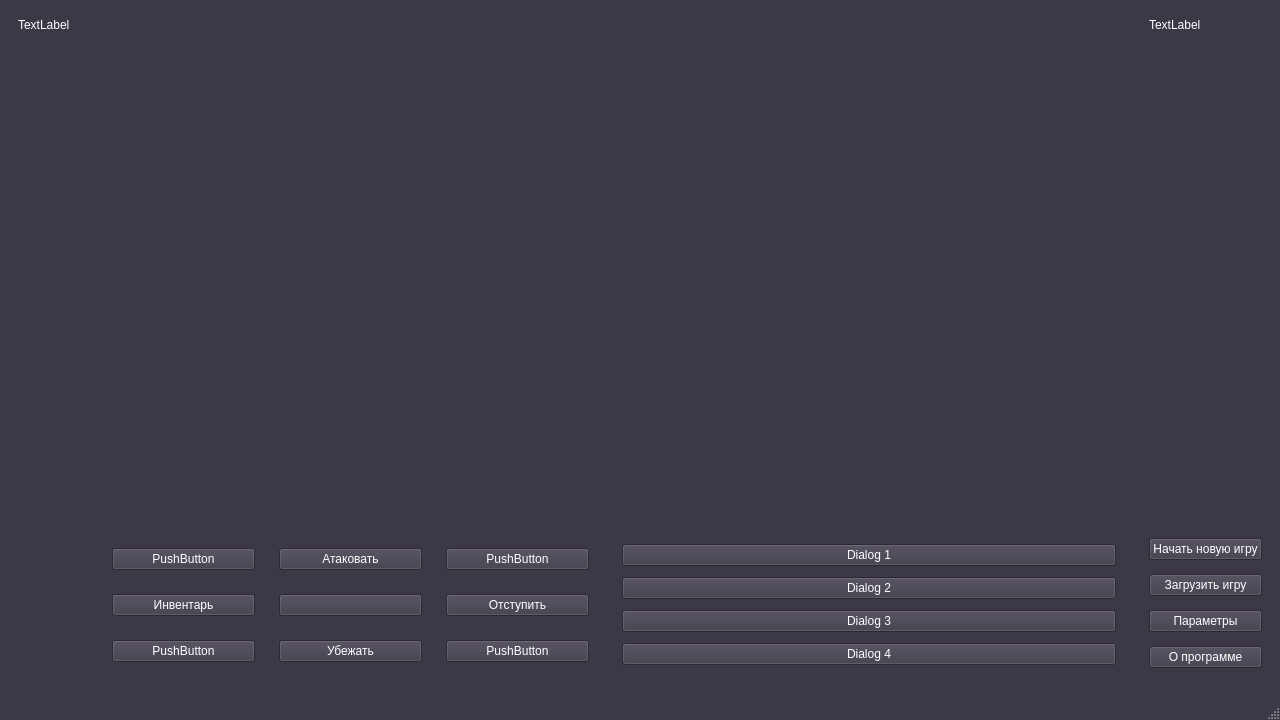
Before: the Qt Designer form mainwindow.ui in WinNice98/CyberGrottenspel, drawn with Qt 5.
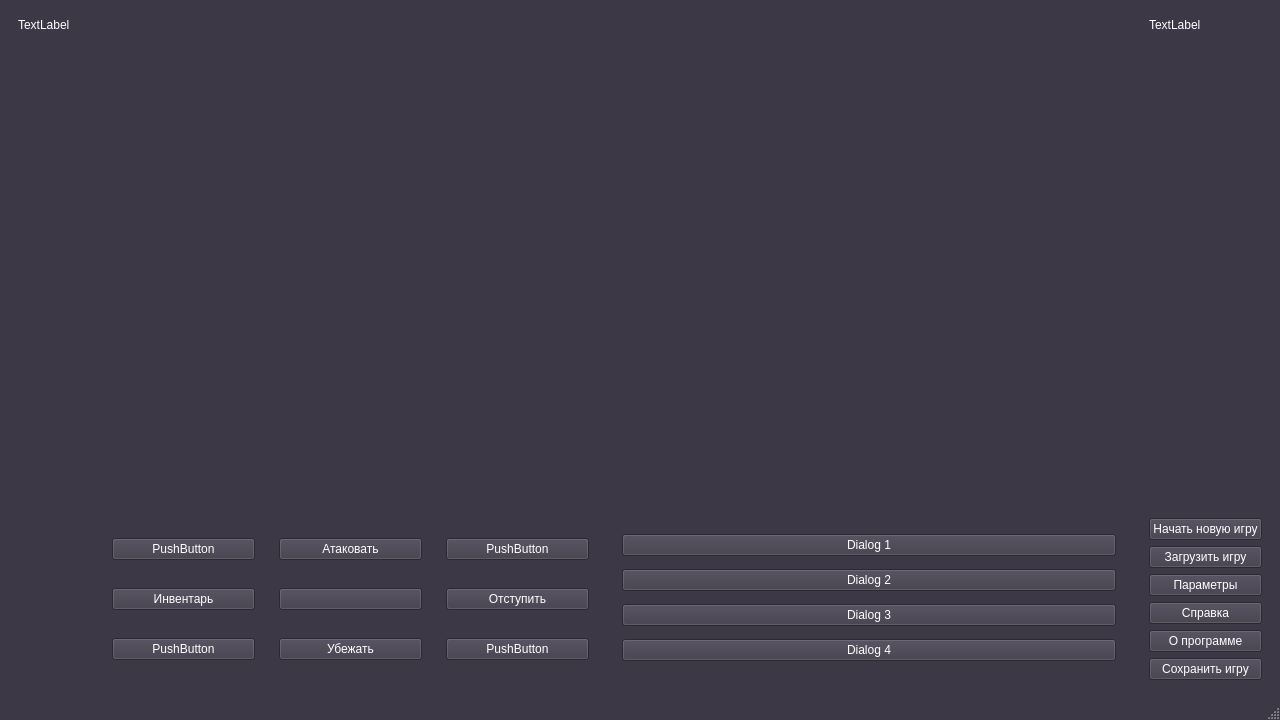
After: the same form once the commit is applied.

What changed in the file:
```diff
--- a/mainwindow.ui
+++ b/mainwindow.ui
@@ -622,7 +622,14 @@
        </sizepolicy>
       </property>
       <layout class="QGridLayout" name="gridLayout_5">
-       <item row="3" column="0">
+       <item row="1" column="0">
+        <widget class="QPushButton" name="loadbutton">
+         <property name="text">
+          <string>Загрузить игру</string>
+         </property>
+        </widget>
+       </item>
+       <item row="4" column="0">
         <widget class="QPushButton" name="aboutbutton">
          <property name="text">
           <string>О программе</string>
@@ -636,10 +643,10 @@
          </property>
         </widget>
        </item>
-       <item row="1" column="0">
-        <widget class="QPushButton" name="loadbutton">
+       <item row="3" column="0">
+        <widget class="QPushButton" name="f1button">
          <property name="text">
-          <string>Загрузить игру</string>
+          <string>Справка</string>
          </property>
         </widget>
        </item>
@@ -650,6 +657,13 @@
          </property>
         </widget>
        </item>
+       <item row="5" column="0">
+        <widget class="QPushButton" name="pushButton_2">
+         <property name="text">
+          <string>Сохранить игру</string>
+         </property>
+        </widget>
+       </item>
       </layout>
      </widget>
     </item>
```
